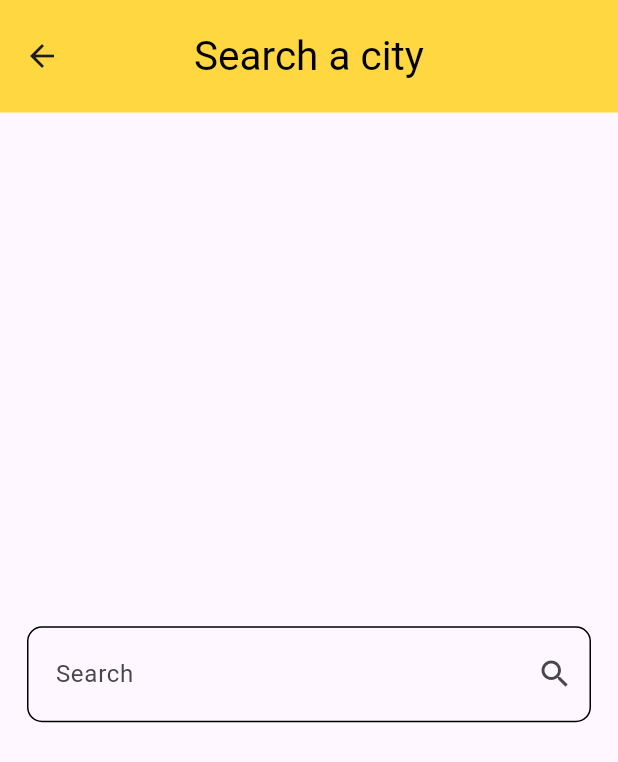
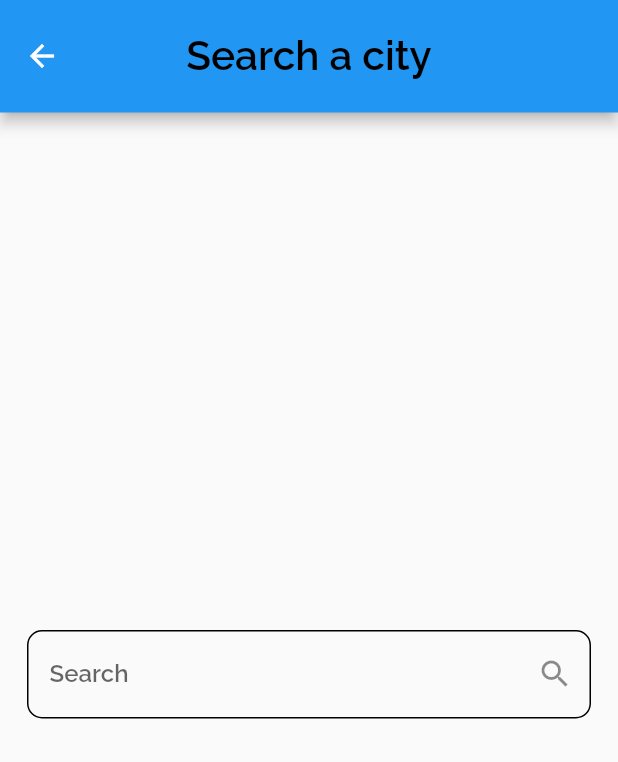
Before and after one commit to Fatmaawny/weather_app, a Flutter app: the screen it shows after launch, after a tap on the "search" icon, on a phone screen of 412 x 824 dp. Shown: the top 762 px of the screen. Run offline on Flutter 3.47's test engine with Material 3 defaults, Android fonts, the phone set to English and light mode, and no system bars; our stand-ins replace dio, flutter_bloc.

Commit message:
finish app theme & APP

```diff
--- a/lib/cubits/get_weather_cubit/get_weather_cubit.dart
+++ b/lib/cubits/get_weather_cubit/get_weather_cubit.dart
@@ -8,12 +8,11 @@ import 'get_weather_states.dart';
 
 class GetWeatherCubit extends Cubit<WeatherStates> {
   GetWeatherCubit() : super(InitialWeatherState());
-late WeatherModel weatherModel;
-  getWeather(String cityName) async {
+  WeatherModel? weatherModel;
+  getWeather({required String cityName}) async {
     try {
-      weatherModel = (await WeatherService(
-        Dio(),
-      ).getWeatherService(cityName: cityName))!;
+      weatherModel =
+          (await WeatherService(Dio()).getWeatherService(cityName: cityName))!;
       emit(WeatherLoadedState(weatherModel!));
     } catch (e) {
       emit(WeatherFailureState());
--- a/lib/main.dart
+++ b/lib/main.dart
@@ -2,7 +2,7 @@ import 'package:flutter/material.dart';
 import 'package:flutter_bloc/flutter_bloc.dart';
 import 'package:weather_app/views/home_view.dart';
 import 'cubits/get_weather_cubit/get_weather_cubit.dart';
-import 'widgets/no_weather_body.dart';
+import 'cubits/get_weather_cubit/get_weather_states.dart';
 
 void main() {
   runApp(const MyApp());
@@ -11,15 +11,123 @@ void main() {
 class MyApp extends StatelessWidget {
   const MyApp({super.key});
 
-  // This widget is the root of your application.
   @override
   Widget build(BuildContext context) {
     return BlocProvider(
-      create: (context)=>GetWeatherCubit(),
-      child: MaterialApp(
-        debugShowCheckedModeBanner: false,
-        home: HomeView(),
+      create: (context) => GetWeatherCubit(),
+      child: BlocBuilder<GetWeatherCubit, WeatherStates>(
+        builder: (context, state) {
+          final weatherModel =
+              BlocProvider.of<GetWeatherCubit>(context).weatherModel;
+
+          return Builder(
+            builder: (context) {
+              return BlocBuilder<GetWeatherCubit, WeatherStates>(
+                builder: (context, state) {
+                  return MaterialApp(
+                    debugShowCheckedModeBanner: false,
+                    theme: ThemeData(
+                      fontFamily:"Raleway" ,
+                      useMaterial3: false,
+                      primarySwatch: getThemeColor(weatherModel?.statues),
+                    ),
+                    home: const HomeView(),
+                  );
+                },
+              );
+            },
+          );
+        },
       ),
     );
   }
 }
+
+MaterialColor getThemeColor(String? condition) {
+  if (condition == null) {
+    return Colors.blue;
+  } else {
+    switch (condition) {
+      case "Sunny":
+        return Colors.yellow;
+
+
+      case "Light drizzle":
+      case "Patchy light drizzle":
+      case "Light rain":
+        return Colors.lightBlue;
+
+      case "Cloudy":
+      case "Freezing fog":
+      case "Mist":
+        return Colors.blueGrey;
+
+      case "Overcast":
+      case "Fog":
+      case "Blizzard":
+      case "Light snow":
+      case "Moderate snow":
+      case "Heavy snow":
+        return Colors.grey;
+
+      case "Patchy rain possible":
+      case "Patchy light rain":
+      case "Light rain shower":
+      case "Moderate or heavy rain shower":
+        return Colors.blue;
+
+      case "Patchy snow possible":
+      case "Patchy light snow":
+      case "Light snow showers":
+        return Colors.lightBlue;
+
+      case "Patchy sleet possible":
+      case "Light sleet":
+      case "Light sleet showers":
+      case "Moderate or heavy sleet":
+      case "Moderate or heavy sleet showers":
+        return Colors.indigo;
+
+      case "Patchy freezing drizzle possible":
+      case "Freezing drizzle":
+      case "Heavy freezing drizzle":
+      case "Light freezing rain":
+      case "Moderate or heavy freezing rain":
+      case "Patchy rain nearby":
+        return Colors.cyan;
+
+      case "Thundery outbreaks possible":
+      case "Patchy light rain with thunder":
+      case "Moderate or heavy rain with thunder":
+      case "Patchy light snow with thunder":
+      case "Moderate or heavy snow with thunder":
+
+        return Colors.deepPurple;
+
+      case "Blowing snow":
+        return Colors.blue;
+
+      case "Patchy moderate snow":
+      case "Patchy heavy snow":
+      case "Moderate or heavy snow showers":
+        return Colors.blueGrey;
+
+      case "Ice pellets":
+      case "Partly Cloudy":
+      case "Light showers of ice pellets":
+      case "Moderate or heavy showers of ice pellets":
+        return Colors.teal;
+
+      case "Heavy rain at times":
+      case "Heavy rain":
+      case "Torrential rain shower":
+        return Colors.indigo;
+
+      default:
+        return Colors.teal;
+    }
+  }
+}
+//cairo
+//tokyo
+//
--- a/lib/views/home_view.dart
+++ b/lib/views/home_view.dart
@@ -14,11 +14,11 @@ class HomeView extends StatelessWidget {
   Widget build(BuildContext context) {
     return Scaffold(
       appBar: AppBar(
-        backgroundColor: Colors.blue,
+        elevation: 0,
         toolbarHeight: 75,
         title: Text(
-          'Weather App',
-          style: TextStyle(color: Colors.white, fontSize: 27),
+          ' Weather App',
+          style: TextStyle(fontSize: 27),
         ),
         actions: [
           Padding(
@@ -30,7 +30,7 @@ class HomeView extends StatelessWidget {
                   MaterialPageRoute(builder: (context) => SearchView()),
                 );
               },
-              icon: Icon(Icons.search, color: Colors.white, size: 30),
+              icon: Icon(Icons.search, size: 30),
             ),
           ),
         ],
@@ -43,9 +43,9 @@ class HomeView extends StatelessWidget {
             }
           else if(state is WeatherLoadedState)
             {
-              return WeatherInfoBody();
+              return WeatherInfoBody(weather: state.weatherModel,);
             }
-          else return Text("oops, there was an error ");
+          else return Center(child: Text("oops, there was an error "));
           }
         ,
       ),
--- a/lib/views/search_view.dart
+++ b/lib/views/search_view.dart
@@ -15,7 +15,6 @@ class SearchView extends StatelessWidget {
   Widget build(BuildContext context) {
     return Scaffold(
       appBar: AppBar(
-        backgroundColor: Colors.amberAccent,
         toolbarHeight: 75,
         title: Text(
           'Search a city',
@@ -29,7 +28,7 @@ class SearchView extends StatelessWidget {
           child: TextField(
             onSubmitted: (value) async {
               var weather = BlocProvider.of<GetWeatherCubit>(context);
-              weather.getWeather(value);
+              weather.getWeather(cityName: value);
               Navigator.pop(context);
             },
             decoration: InputDecoration(
```
Also changed, not shown: lib/widgets/weather_info_body.dart (+48 -37 lines), pubspec.yaml (+4 -4 lines), assets/fonts/Raleway-SemiBold.ttf (added), 1 other file.
